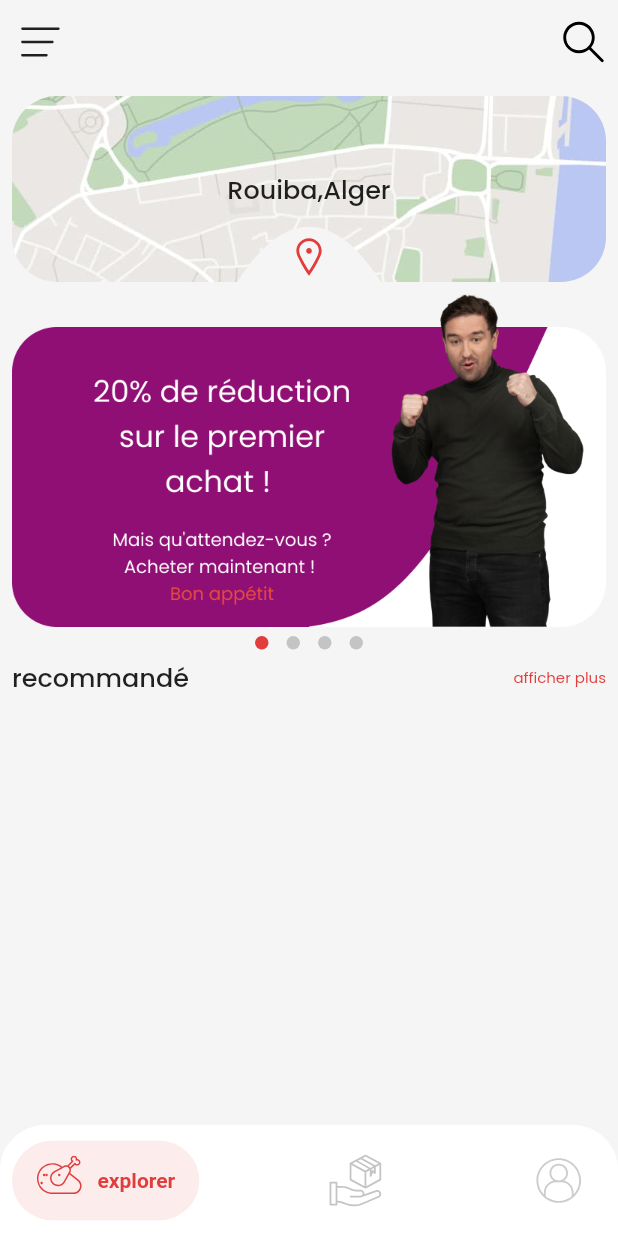
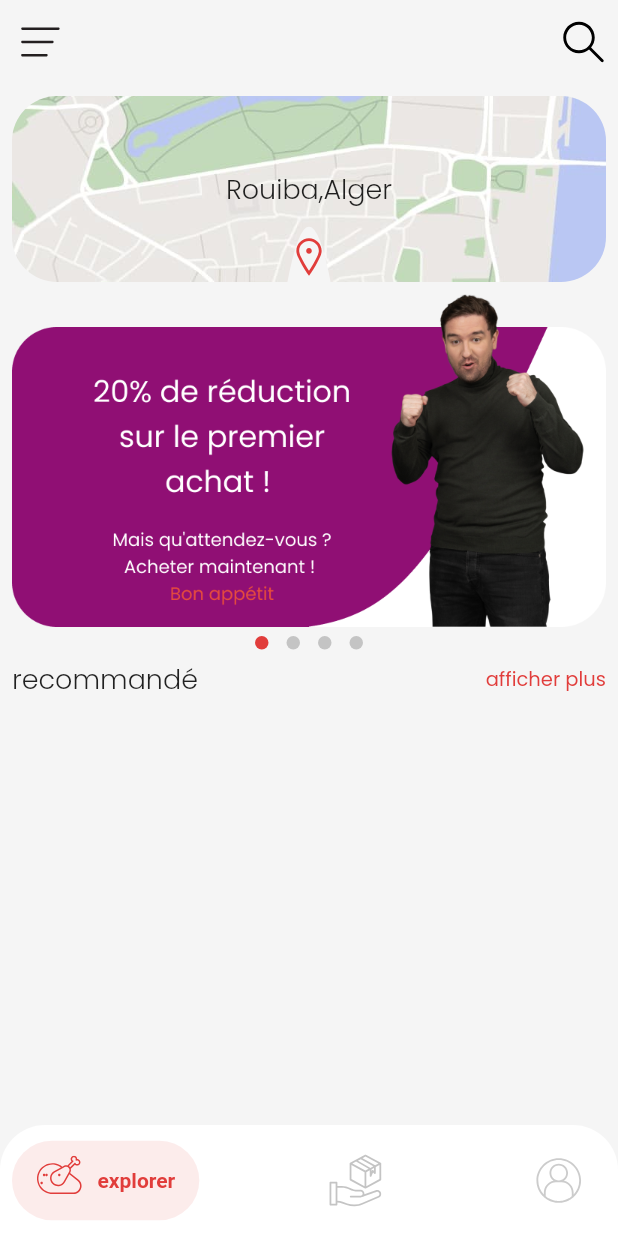
Before and after one commit to HoussemRabah/maclat, a Flutter app: the HomeScreen screen opened directly, on a phone screen of 412 x 824 dp. Run offline on Flutter 3.47's test engine with Material 2 defaults, Android fonts, the phone set to English and light mode, and no system bars; drawn by our look-alikes of card_swiper, dots_indicator, salomon_bottom_bar; our stand-ins replace flutter_custom_clippers, flutter_svg, font_awesome_flutter, line_icons.

Commit message:
add titlebar

```diff
--- a/lib/Core/constants.dart
+++ b/lib/Core/constants.dart
@@ -6,11 +6,11 @@ Color backColor = Color(0xFFf5f5f5);
 Color frontColor = Color(0xFF000000);
 Color greyColor = Color(0xFFC4C4C4);
 
-TextStyle textStyleSmall = TextStyle(fontSize: 10.0);
-TextStyle textStyleSouSimple = TextStyle(fontSize: 13.0);
-TextStyle textStyleSimple = TextStyle(fontSize: 15.0);
+TextStyle textStyleSmall = TextStyle(fontSize: 13.0);
+TextStyle textStyleSouSimple = TextStyle(fontSize: 15.0);
+TextStyle textStyleSimple = TextStyle(fontSize: 17.0);
 TextStyle textStyleSouTitle =
-    TextStyle(fontSize: 17.0, fontWeight: FontWeight.w500);
+    TextStyle(fontSize: 18.0, fontWeight: FontWeight.w300);
 TextStyle textStyleTitle =
     TextStyle(fontSize: 30.0, fontWeight: FontWeight.w900);
 
--- a/lib/UI/Screens/home.dart
+++ b/lib/UI/Screens/home.dart
@@ -9,6 +9,7 @@ import 'package:mbh/Core/constants.dart';
 import 'package:mbh/Logic/Modules/UI.dart';
 import 'package:mbh/UI/Widgets/cardswiper.dart';
 import 'package:mbh/UI/Widgets/gpscard.dart';
+import 'package:mbh/UI/Widgets/titlebar.dart';
 import 'package:salomon_bottom_bar/salomon_bottom_bar.dart';
 
 class HomeScreen extends StatefulWidget {
@@ -35,25 +36,7 @@ class _HomeScreenState extends State<HomeScreen> {
               CardSwip(url: "http://via.placeholder.com/300x200"),
               CardSwip(url: "http://via.placeholder.com/300x200"),
             ]),
-            Row(
-              children: [
-                SizedBox(
-                  width: 8.0,
-                ),
-                Text(
-                  "recommandé",
-                  style: textStyleSouTitle,
-                ),
-                Spacer(),
-                Text(
-                  "afficher plus",
-                  style: textStyleSmall.copyWith(color: mainColor),
-                ),
-                SizedBox(
-                  width: 8.0,
-                ),
-              ],
-            )
+            TitleBar(),
           ],
         ),
       ),
--- a/lib/UI/Widgets/gpscard.dart
+++ b/lib/UI/Widgets/gpscard.dart
@@ -39,7 +39,6 @@ class _GpsCardState extends State<GpsCard> {
           child: ClipPath(
             clipper: OvalTopBorderClipper(),
             child: Container(
-                width: 100.0,
                 height: 40.0,
                 color: backColor,
                 child: Icon(
--- /dev/null
+++ b/lib/UI/Widgets/titlebar.dart
@@ -0,0 +1,34 @@
+import 'package:flutter/material.dart';
+import 'package:mbh/Core/constants.dart';
+
+class TitleBar extends StatefulWidget {
+  const TitleBar({Key? key}) : super(key: key);
+
+  @override
+  State<TitleBar> createState() => _TitleBarState();
+}
+
+class _TitleBarState extends State<TitleBar> {
+  @override
+  Widget build(BuildContext context) {
+    return Row(
+      children: [
+        SizedBox(
+          width: 8.0,
+        ),
+        Text(
+          "recommandé",
+          style: textStyleSouTitle,
+        ),
+        Spacer(),
+        Text(
+          "afficher plus",
+          style: textStyleSmall.copyWith(color: mainColor),
+        ),
+        SizedBox(
+          width: 8.0,
+        ),
+      ],
+    );
+  }
+}
```
